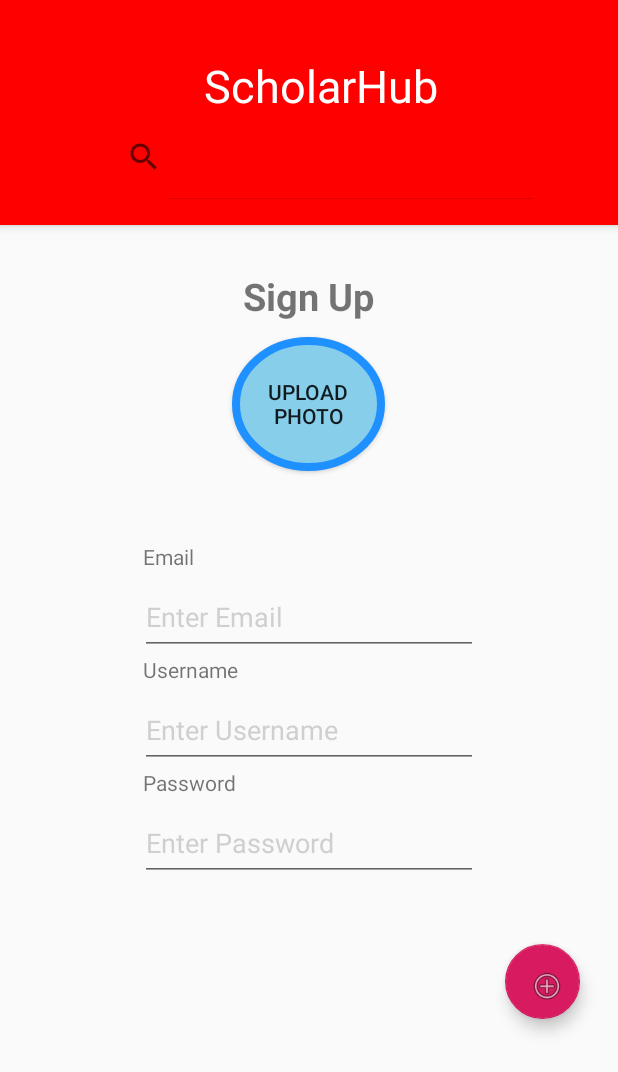
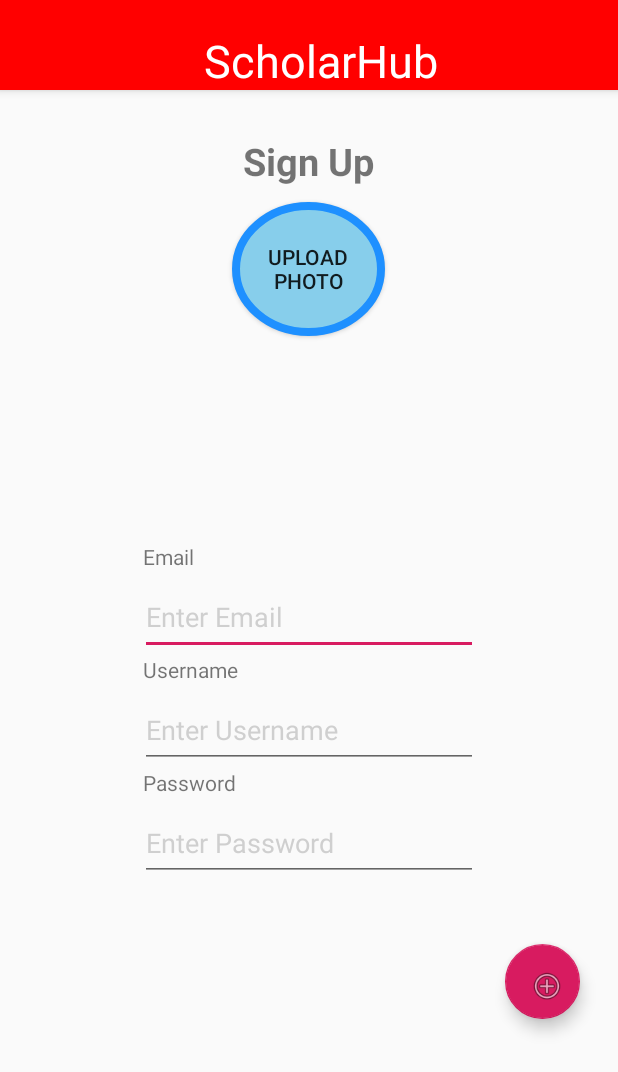
Before and after one commit to CoolForMe0812/scholarhub, an Android app: the screen it shows after launch (MainActivity), on a phone screen of 412 x 824 dp. Shown: the top 1072 px of the screen. Run offline under Robolectric (Android 15) with nearby library versions, the phone set to English and light mode, and no system bars.

Commit message:
added feature: intents between views

```diff
--- a/app/src/main/AndroidManifest.xml
+++ b/app/src/main/AndroidManifest.xml
@@ -9,6 +9,7 @@
         android:roundIcon="@mipmap/ic_launcher_round"
         android:supportsRtl="true"
         android:theme="@style/AppTheme">
+        <activity android:name=".Home"></activity>
         <activity android:name=".Post"></activity>
         <activity android:name=".MainActivity">
             <intent-filter>
--- a/app/src/main/java/com/example/signuppage/MainActivity.java
+++ b/app/src/main/java/com/example/signuppage/MainActivity.java
@@ -15,7 +15,7 @@
 
 public class MainActivity extends AppCompatActivity {
     FloatingActionButton floatingActionButton;
-    EditText Text1;
+
 
     @Override
     protected void onCreate(Bundle savedInstanceState) {
--- a/app/src/main/res/layout-v11/activity_main.xml
+++ b/app/src/main/res/layout-v11/activity_main.xml
@@ -21,14 +21,7 @@
         android:textColor="@android:color/white"
         android:textSize="30dp" />
 
-    <SearchView
-        android:id="@+id/mySearchView"
-        android:layout_width="wrap_content"
-        android:layout_height="wrap_content"
-        android:layout_below="@+id/title"
-        android:layout_centerInParent="true"
-        android:hint="Search"
-        android:iconifiedByDefault="false" />
+
 
     <TextView
         android:id="@+id/signup"
--- a/app/src/main/res/layout/activity_interest.xml
+++ b/app/src/main/res/layout/activity_interest.xml
@@ -65,7 +65,7 @@
         android:layout_height="200dp"
         android:layout_centerInParent="true"
         android:layout_below="@+id/imageView1"
-        android:layout_marginTop="10dp"
+        android:layout_marginTop="70dp"
         android:src="@drawable/book" />
 
     <Button
@@ -74,7 +74,7 @@
         android:layout_height="wrap_content"
         android:layout_below="@+id/imageView2"
         android:layout_centerInParent="true"
-        android:text="Not Intrested" />
+        android:text="Not Interested" />
 
     <com.google.android.material.bottomnavigation.BottomNavigationView
         android:layout_width="match_parent"
--- a/app/src/main/res/layout/activity_main.xml
+++ b/app/src/main/res/layout/activity_main.xml
@@ -101,14 +101,6 @@
         app:backgroundTint="#F70000"
         app:srcCompat="@android:drawable/ic_menu_add" />
 
-    <com.google.android.material.bottomnavigation.BottomNavigationView
-        android:layout_width="match_parent"
-        android:layout_height="90dp"
-        android:layout_alignParentBottom="true"
-        android:layout_marginBottom="-1dp"
-        android:background="@android:color/white"
-        app:itemIconTint="@android:color/black"
-        app:itemTextColor="@android:color/black"
-        app:menu="@menu/main_menu" />
+
 
 </RelativeLayout>
--- a/app/src/main/res/layout/toolbar.xml
+++ b/app/src/main/res/layout/toolbar.xml
@@ -3,7 +3,7 @@
     xmlns:android="http://schemas.android.com/apk/res/android"
 
     android:layout_width="match_parent"
-    android:layout_height="150dp"
+    android:layout_height="60dp"
     android:background="@color/red"
     android:elevation="4dp">
 
@@ -22,15 +22,7 @@
             android:textColor="@color/white"
             android:textSize="30dp" />
 
-        <SearchView
-            android:id="@+id/mySearchView"
-            android:layout_width="300dp"
-            android:layout_height="55dp"
-            android:layout_below="@+id/title"
-            android:layout_centerInParent="true"
-            android:layout_marginTop="0dp"
-            android:hint="Search"
-            android:iconifiedByDefault="false" />
+
     </RelativeLayout>
 
 
```
Also changed, not shown: app/src/main/java/com/example/signuppage/CreatePost.java (added, +12 -0 lines), app/src/main/java/com/example/signuppage/Home.java (added, +13 -0 lines), app/src/main/java/com/example/signuppage/Interest.java (added, +27 -0 lines), app/src/main/java/com/example/signuppage/Post.java (+65 -2 lines), app/src/main/res/layout/activity_login.xml (+17 -18 lines), app/src/main/res/layout/activity_newpost.xml (+15 -47 lines), app/src/main/res/layout/activity_postdetails.xml (+13 -48 lines).
